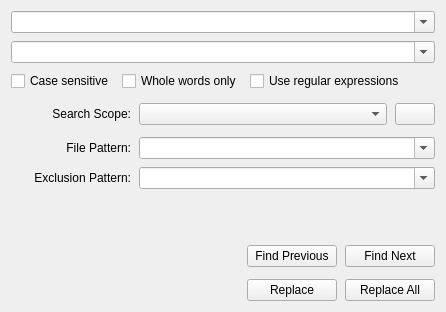
Qt form App/panes/find_replace/replace_widget.ui (fengzhu2007/anycode) before a commit.
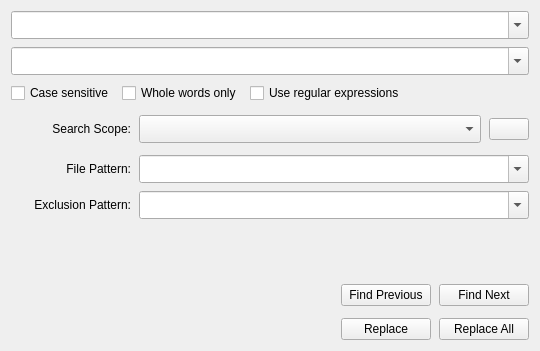
The same form after that commit. Icons and pictures are not drawn.

Diff of the .ui file:
```diff
--- a/App/panes/find_replace/replace_widget.ui
+++ b/App/panes/find_replace/replace_widget.ui
@@ -6,8 +6,8 @@
    <rect>
     <x>0</x>
     <y>0</y>
-    <width>446</width>
-    <height>312</height>
+    <width>540</width>
+    <height>351</height>
    </rect>
   </property>
   <property name="windowTitle">
@@ -19,6 +19,12 @@
    </property>
    <item>
     <widget class="QComboBox" name="find">
+     <property name="minimumSize">
+      <size>
+       <width>0</width>
+       <height>28</height>
+      </size>
+     </property>
      <property name="editable">
       <bool>true</bool>
      </property>
@@ -29,6 +35,12 @@
    </item>
    <item>
     <widget class="QComboBox" name="replace">
+     <property name="minimumSize">
+      <size>
+       <width>0</width>
+       <height>28</height>
+      </size>
+     </property>
      <property name="editable">
       <bool>true</bool>
      </property>
@@ -126,6 +138,12 @@
          <verstretch>0</verstretch>
         </sizepolicy>
        </property>
+       <property name="minimumSize">
+        <size>
+         <width>0</width>
+         <height>28</height>
+        </size>
+       </property>
       </widget>
      </item>
      <item>
@@ -183,6 +201,12 @@
          <verstretch>0</verstretch>
         </sizepolicy>
        </property>
+       <property name="minimumSize">
+        <size>
+         <width>0</width>
+         <height>28</height>
+        </size>
+       </property>
        <property name="editable">
         <bool>true</bool>
        </property>
@@ -216,6 +240,12 @@
          <verstretch>0</verstretch>
         </sizepolicy>
        </property>
+       <property name="minimumSize">
+        <size>
+         <width>0</width>
+         <height>28</height>
+        </size>
+       </property>
        <property name="editable">
         <bool>true</bool>
        </property>
```
